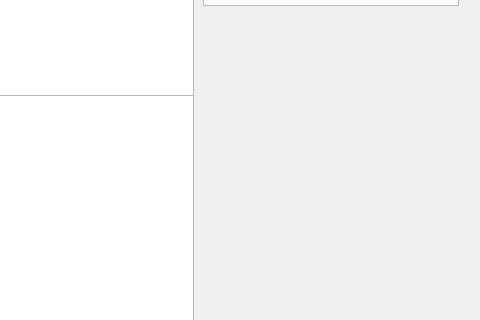
Above: CheckersClient/mainwindow.ui from PiotrJTomaszewski/SK2_Projekt before the change; both pictures show x 547 to 1027 and y 395 to 715 of the 1027 by 865 pixel window. Below: the same form after it.
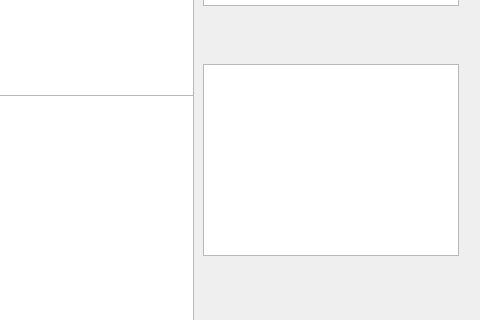
That is the form after the change. Custom widgets are drawn as their Qt base class.

The edit to the form file:
```diff
--- a/CheckersClient/mainwindow.ui
+++ b/CheckersClient/mainwindow.ui
@@ -116,6 +116,16 @@
      </rect>
     </property>
    </widget>
+   <widget class="QTextBrowser" name="debugBox">
+    <property name="geometry">
+     <rect>
+      <x>750</x>
+      <y>440</y>
+      <width>256</width>
+      <height>192</height>
+     </rect>
+    </property>
+   </widget>
   </widget>
   <widget class="QMenuBar" name="menuBar">
    <property name="geometry">
```
